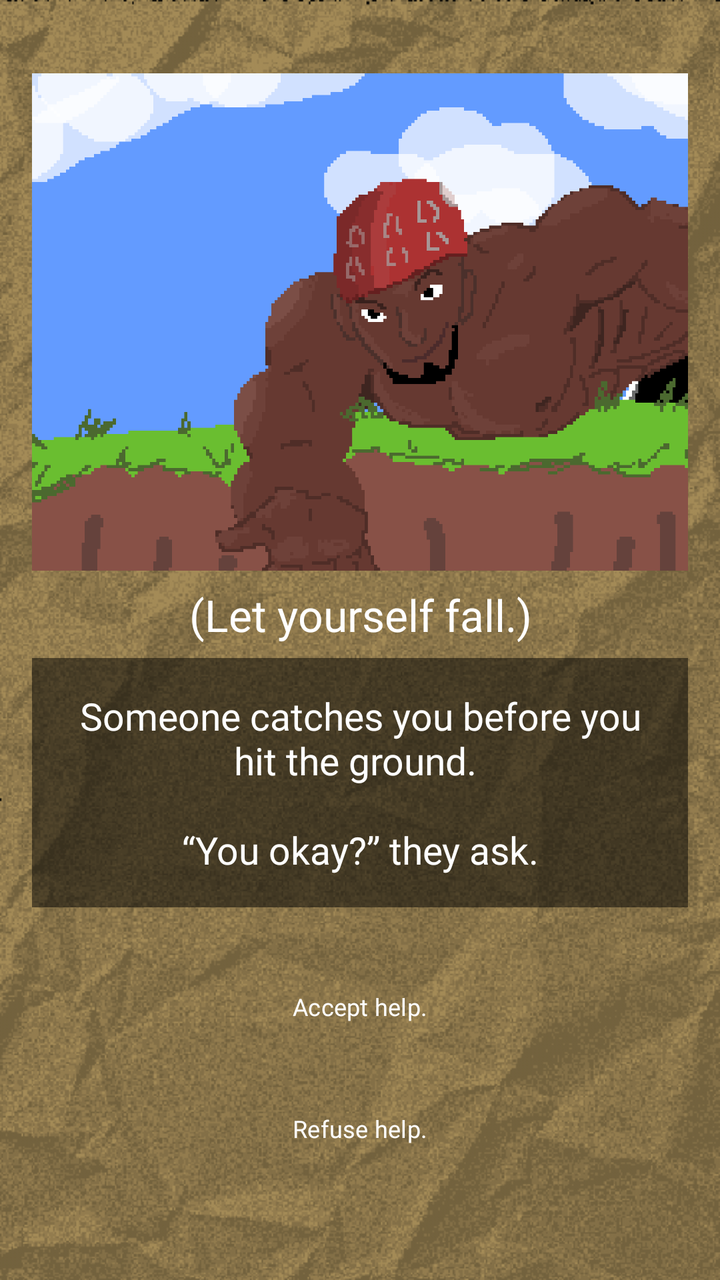
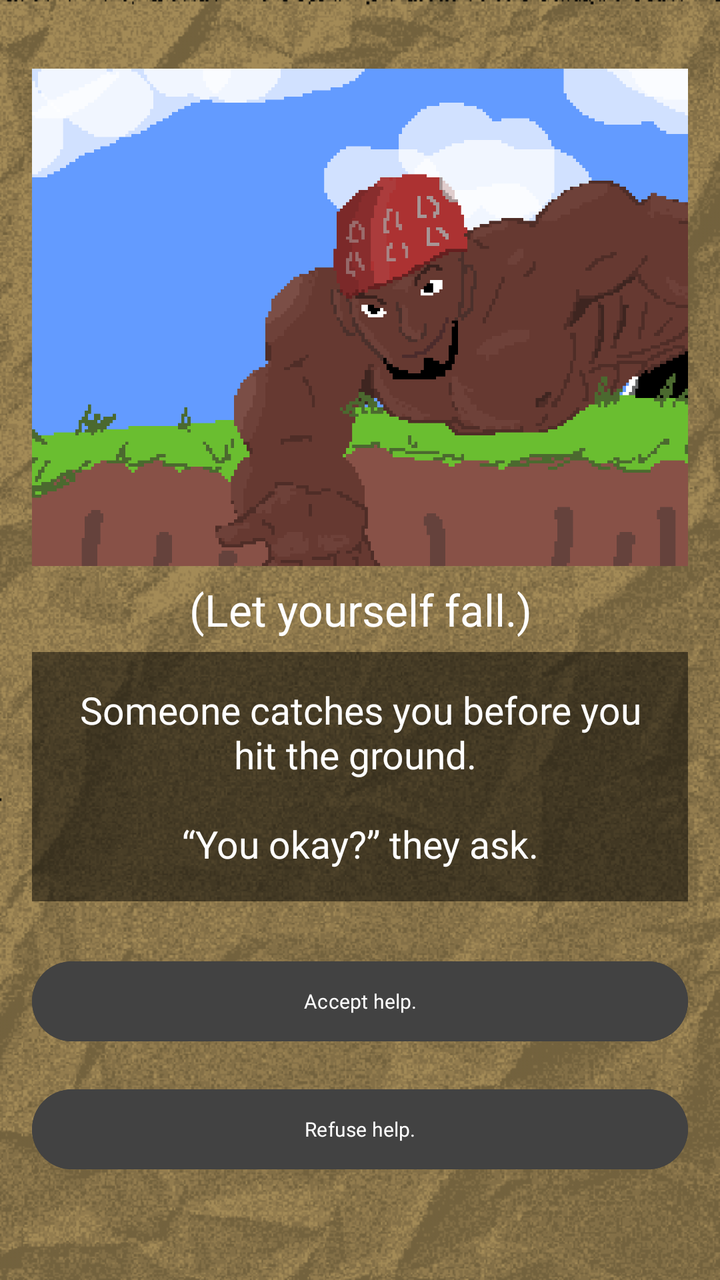

An Android layout rendered at two revisions. The XML below is the earlier revision; the diff shows what the commit changed to produce the second picture.
<!-- AndroidManifest.xml: application theme Theme.ChoiceQuest -->
<!-- res/layout/activity_page2_2_2_3.xml -->
<?xml version="1.0" encoding="utf-8"?>
<LinearLayout xmlns:android="http://schemas.android.com/apk/res/android"
    xmlns:app="http://schemas.android.com/apk/res-auto"
    xmlns:tools="http://schemas.android.com/tools"
    android:id="@+id/page2_2_2_3"
    android:layout_width="match_parent"
    android:layout_height="match_parent"
    android:background="@drawable/papertexture_"
    android:backgroundTint="#f8e7c2"
    android:backgroundTintMode="multiply"
    android:gravity="center"
    android:orientation="vertical"
    android:padding="16dp"
    tools:context=".Page2_2_2_3">

    <View
        android:layout_width="match_parent"
        android:layout_height="0dp"
        android:layout_weight="1"/>

    <ImageView
        android:id="@+id/imageView"
        android:layout_width="412dp"
        android:layout_height="250dp"
        android:src="@drawable/page2_2_2_3"/>

    <View
        android:layout_width="match_parent"
        android:layout_height="1dp"
        android:layout_weight="0.1" />
    <TextView
        android:layout_width="match_parent"
        android:layout_height="37dp"
        android:gravity="center"
        android:fontFamily="@font/pixelspace"
        android:textSize="22sp"
        android:text="(Let yourself fall.)"
        android:textColor="@color/white"/>

    <View
        android:layout_width="match_parent"
        android:layout_height="1dp"
        android:layout_weight="0.1" />

    <TextView
        android:layout_width="match_parent"
        android:layout_height="wrap_content"
        android:id="@+id/tv_page2_2_2_3"
        android:fontFamily="@font/pixelgame_font"
        android:gravity="center"
        android:padding="16dp"
        android:background="#80000000"
        android:text="Someone catches you before you hit the ground.
\n\n“You okay?” they ask."
        android:textColor="@color/white"
        android:textSize="19sp"
        android:layout_marginBottom="16dp"/>
    <View
        android:layout_width="match_parent"
        android:layout_height="1dp"
        android:layout_weight="0.5"/>
    <Button
        android:id="@+id/btnStayHelp"
        android:layout_width="410dp"
        android:layout_height="45dp"
        android:text="Accept help."
        android:background="@android:color/transparent"
        android:fontFamily="@font/quest_font"
        android:textSize="12sp"
        android:layout_marginBottom="16dp"
        android:onClick="page2_2_2_3_1"/>

    <Button
        android:id="@+id/btnLeaveTell"
        android:layout_width="410dp"
        android:layout_height="45dp"
        android:layout_marginBottom="16dp"
        android:background="@android:color/transparent"
        android:fontFamily="@font/quest_font"
        android:text="Refuse help."
        android:textSize="12sp"
        android:onClick="page2_2_2_3_2"/>

    <View
        android:layout_width="match_parent"
        android:layout_height="1dp"
        android:layout_weight="1"/>

</LinearLayout>
<!-- resources referenced by this layout -->
<resources>
  <color name="white">#FFFFFF</color>
  <!-- drawable page2_2_2_3: png bitmap (drawable, 30182 bytes) -->
  <!-- drawable papertexture_: png bitmap (drawable, 156948 bytes) -->
  <style name="Theme.ChoiceQuest" parent="Base.Theme.ChoiceQuest" />
  <style name="Base.Theme.ChoiceQuest" parent="Theme.Material3.DayNight.NoActionBar">
          
          
      </style>
</resources>

<!-- the commit's change to res/layout/activity_page2_2_2_3.xml (unified diff, before → after) -->
@@ -61,24 +61,26 @@
         android:layout_weight="0.5"/>
     <Button
         android:id="@+id/btnStayHelp"
-        android:layout_width="410dp"
-        android:layout_height="45dp"
+        android:layout_width="match_parent"
+        android:layout_height="wrap_content"
         android:text="Accept help."
-        android:background="@android:color/transparent"
+        android:textSize="10sp"
+        android:textColor="@color/white"
+        android:backgroundTint="@color/cardview_dark_background"
         android:fontFamily="@font/quest_font"
-        android:textSize="12sp"
         android:layout_marginBottom="16dp"
         android:onClick="page2_2_2_3_1"/>
 
     <Button
         android:id="@+id/btnLeaveTell"
-        android:layout_width="410dp"
-        android:layout_height="45dp"
+        android:layout_width="match_parent"
+        android:layout_height="wrap_content"
         android:layout_marginBottom="16dp"
-        android:background="@android:color/transparent"
+        android:textSize="10sp"
+        android:textColor="@color/white"
+        android:backgroundTint="@color/cardview_dark_background"
         android:fontFamily="@font/quest_font"
         android:text="Refuse help."
-        android:textSize="12sp"
         android:onClick="page2_2_2_3_2"/>
 
     <View
